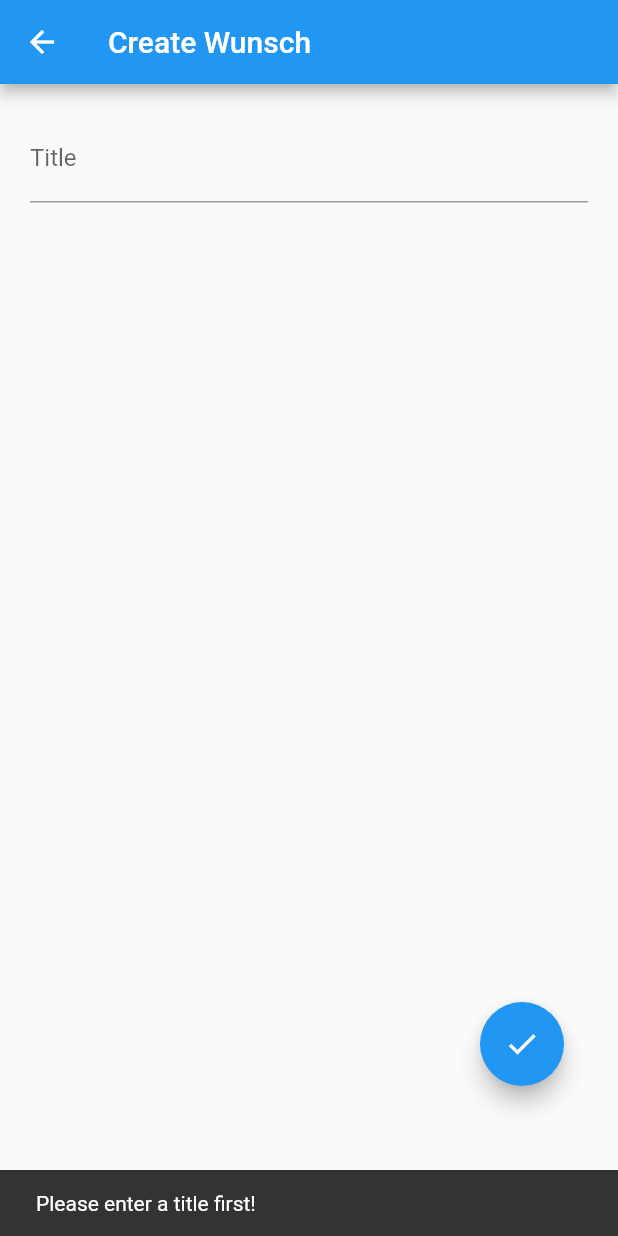
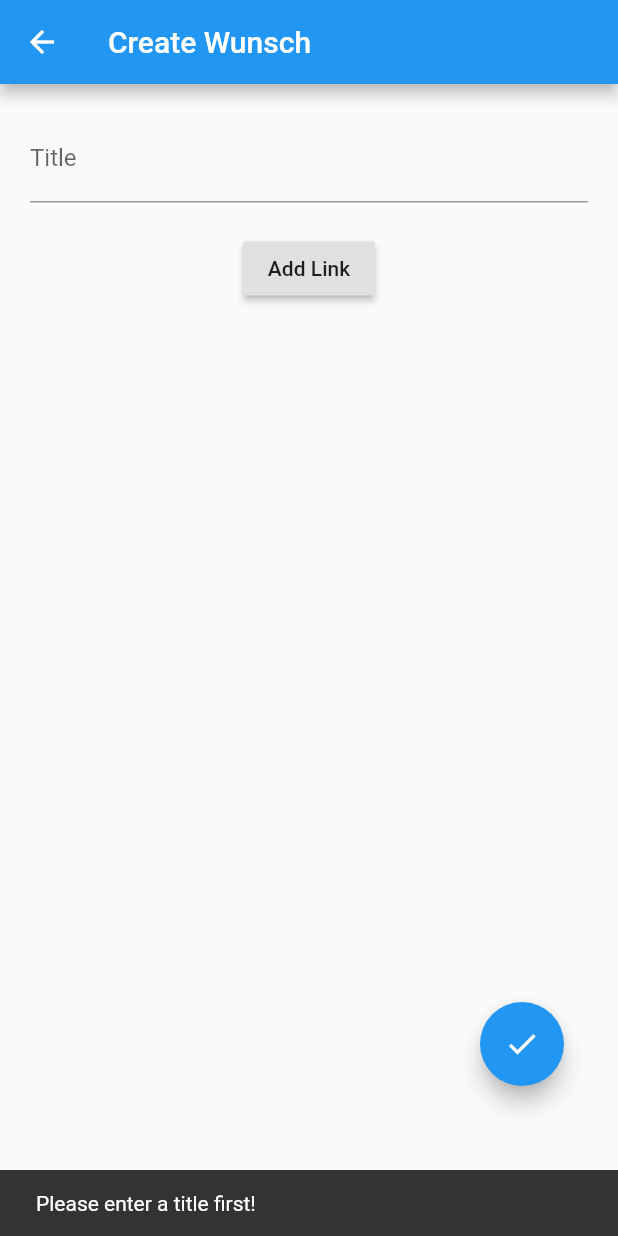
Before and after one commit to wunschlist/wunschlist, a Flutter app: the CreateWunschWidget screen opened by its route, after a tap on the "check" icon, on a phone screen of 412 x 824 dp. Run offline on Flutter 3.47's test engine with Material 2 defaults, Android fonts, the phone set to English and light mode, and no system bars; our stand-ins replace webview_flutter.

Commit message:
added link grabbing with a WebView

```diff
--- a/frontend/lib/create_wunsch/create_wunsch.dart
+++ b/frontend/lib/create_wunsch/create_wunsch.dart
@@ -2,6 +2,7 @@ import 'package:flutter/material.dart';
 import 'package:provider/provider.dart';
 import 'package:wunschlist/model/wunschlist_model.dart';
 import 'package:wunschlist/model/wunsch.dart';
+import 'add_link_widget.dart';
 
 class CreateWunschWidget extends StatefulWidget {
   @override
@@ -9,10 +10,11 @@ class CreateWunschWidget extends StatefulWidget {
 }
 
 class _CreateWunschWidgetState extends State<CreateWunschWidget> {
-  TextEditingController titleController = TextEditingController();
+  TextEditingController _titleController = TextEditingController();
+  String _selectedLink;
 
   void _onFabTapped(BuildContext scaffoldContext) {
-    if (titleController.text.isEmpty) {
+    if (_titleController.text.isEmpty) {
       Scaffold.of(scaffoldContext).showSnackBar(
         SnackBar(
           content: Text(
@@ -23,8 +25,13 @@ class _CreateWunschWidgetState extends State<CreateWunschWidget> {
       return;
     }
     Provider.of<WunschlistModel>(context, listen: false)
-        .add(Wunsch(title: titleController.text));
+        .add(Wunsch(title: _titleController.text, link: _selectedLink));
     Navigator.pop(context);
+  }
+
+  void _grabLink() async {
+    String link = await Navigator.push(context, MaterialPageRoute(builder: (context) => AddLinkWidget()));
+    _selectedLink = link;
   }
 
   @override
@@ -39,9 +46,18 @@ class _CreateWunschWidgetState extends State<CreateWunschWidget> {
           Padding(
             padding: const EdgeInsets.all(20.0),
             child: TextField(
-              controller: titleController,
+              controller: _titleController,
               decoration:
                   InputDecoration(hintText: "Enter title", labelText: "Title"),
+            ),
+          ),
+          Align(
+            alignment: Alignment.center,
+            child: RaisedButton(
+              onPressed: _grabLink,
+              child: Text(
+                "Add Link",
+              ),
             ),
           )
         ],
@@ -51,9 +67,7 @@ class _CreateWunschWidgetState extends State<CreateWunschWidget> {
         child: Builder(
           builder: (scaffoldContext) {
             return FloatingActionButton(
-              onPressed: () {
-                _onFabTapped(scaffoldContext);
-              },
+              onPressed: () => _onFabTapped(scaffoldContext),
               child: Icon(Icons.check),
             );
           },
--- a/frontend/lib/wunschlist_app.dart
+++ b/frontend/lib/wunschlist_app.dart
@@ -3,6 +3,7 @@ import 'navigation.dart';
 import 'package:provider/provider.dart';
 import 'model/wunschlist_model.dart';
 import 'create_wunsch/create_wunsch.dart';
+import 'create_wunsch/add_link_widget.dart';
 
 // This file includes the basic sceleton of our app.
 // It has its title and specifies the theme.
@@ -21,6 +22,7 @@ class WunschlistApp extends StatelessWidget {
         routes: {
           "/": (context) => NavigationWidget(),
           "/create_wunsch": (context) => CreateWunschWidget(),
+          "/add_link": (context) => AddLinkWidget()
         },
       ),
     );
--- a/frontend/pubspec.yaml
+++ b/frontend/pubspec.yaml
@@ -26,6 +26,9 @@ dependencies:
 
   # provider package for our architecture
   provider: 3.1.0
+
+  # webview package to show a browser in the app
+  webview_flutter: ^0.3.15
 
 dev_dependencies:
   flutter_test:
```
Also changed, not shown: frontend/lib/create_wunsch/add_link_widget.dart (added, +49 -0 lines), frontend/lib/wunschliste/wunschliste.dart (+5 -2 lines), frontend/pubspec.lock, 8 other files.
